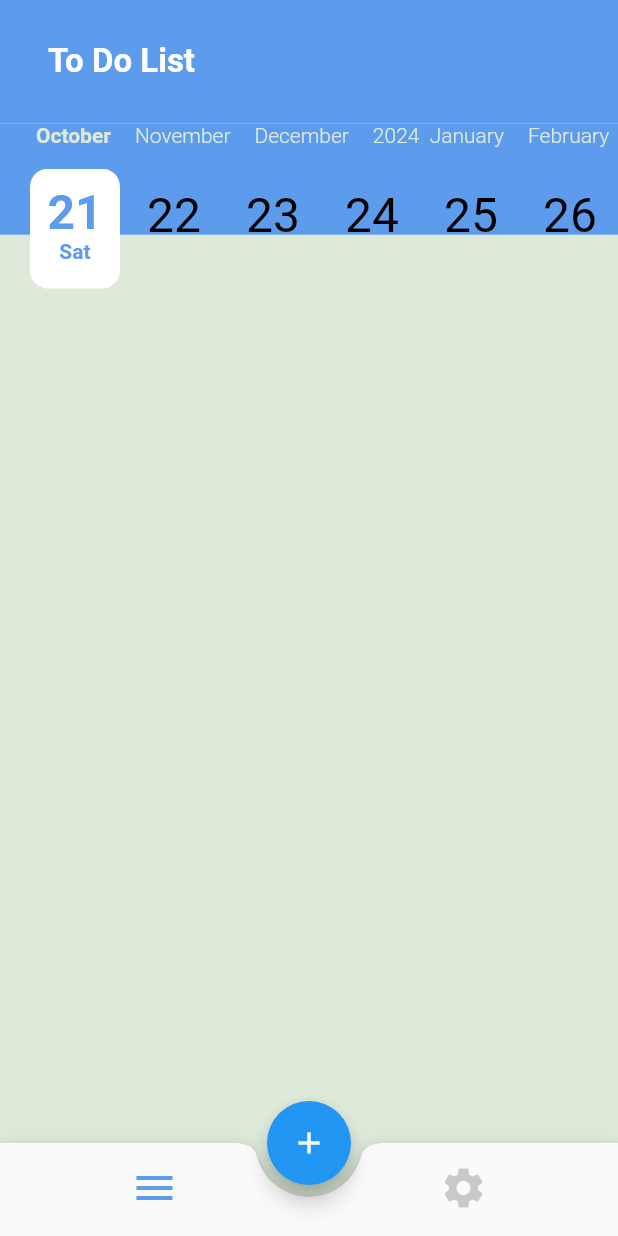
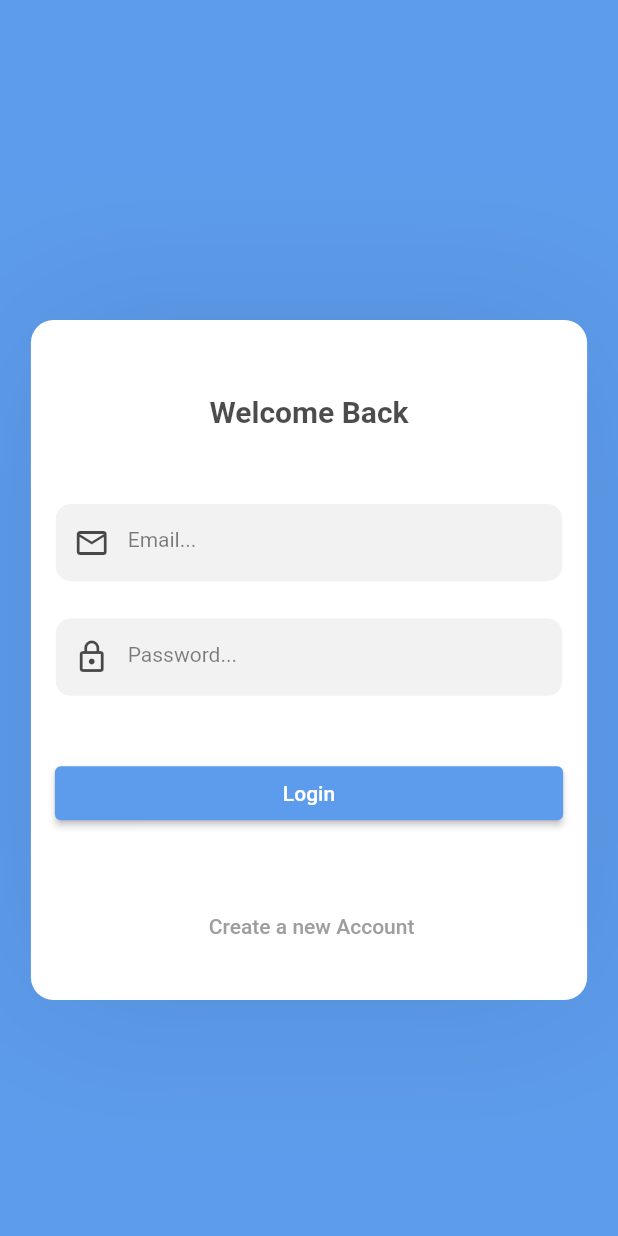
Before and after one commit to mohamedrabia1/to_do, a Flutter app: the screen it shows after launch, on a phone screen of 412 x 824 dp. Run offline on Flutter 3.47's test engine with Material 2 defaults, Android fonts, the phone set to English and light mode, and no system bars; drawn by our look-alikes of calendar_timeline; our stand-ins replace cloud_firestore, firebase_auth, firebase_core, flutter_slidable; accounts and stored records are empty.

```diff
--- a/lib/main.dart
+++ b/lib/main.dart
@@ -2,6 +2,8 @@ import 'package:cloud_firestore/cloud_firestore.dart';
 import 'package:firebase_core/firebase_core.dart';
 import 'package:flutter/material.dart';
 import 'package:to_do/ui/provider/list_provider.dart';
+import 'package:to_do/ui/screens/auth/login/login_screen.dart';
+import 'package:to_do/ui/screens/auth/register/register_screen.dart';
 import 'package:to_do/ui/screens/home/home_screen.dart';
 import 'package:to_do/ui/screens/splash/splash_screen.dart';
 import 'package:to_do/ui/utilits/app_theme.dart';
@@ -12,7 +14,7 @@ void main() async {
   await Firebase.initializeApp();
   FirebaseFirestore.instance.settings =
       Settings(cacheSizeBytes: Settings.CACHE_SIZE_UNLIMITED);
-  await FirebaseFirestore.instance.disableNetwork();
+  // await FirebaseFirestore.instance.disableNetwork();
   runApp(
       ChangeNotifierProvider(
         create: (_) {
@@ -28,10 +30,13 @@ class MyApp extends StatelessWidget {
       theme: AppTheme.lightTheme,
       darkTheme: AppTheme.darkTheme,
       routes: {
+        LoginScreen.routeName: (_) => LoginScreen(),
+        RegisterScreen.routeName: (_) =>  RegisterScreen(),
         HomeScreen.routeName: (_) => HomeScreen(),
         SplashScreen.routeName: (_) => SplashScreen()
+
       },
-      initialRoute: SplashScreen.routeName,
+      initialRoute:SplashScreen.routeName,
 
 
     );
--- /dev/null
+++ b/lib/models/app_user.dart
@@ -0,0 +1,41 @@
+import 'package:cloud_firestore/cloud_firestore.dart';
+
+class AppUser{
+  static const collectionName = "users";
+  static AppUser? currentUser;
+  String? id;
+  String? email;
+  String? username;
+
+  AppUser({required this.id,required this.email,required this.username});
+
+  AppUser.fromJson(Map json){
+    id = json["id"];
+    email = json["email"];
+    username = json["username"];
+
+  }
+
+  Map<String , Object?> toJson(){
+    return {
+      "id" : id,
+      "email" : email,
+      "username" : username,
+    };
+  }
+
+  static CollectionReference<AppUser> collection(){
+    return FirebaseFirestore.instance.collection(AppUser.collectionName).
+      withConverter<AppUser>(
+     fromFirestore: (snapshot ,_){
+      Map json = snapshot.data() as Map;
+      AppUser user = AppUser.fromJson(json);
+      return user;
+    },
+    toFirestore: (user,_){
+      return user.toJson();
+    }
+);
+  }
+
+}
--- a/lib/ui/provider/list_provider.dart
+++ b/lib/ui/provider/list_provider.dart
@@ -1,6 +1,7 @@
 import 'package:cloud_firestore/cloud_firestore.dart';
 import 'package:flutter/material.dart';
 
+import '../../models/app_user.dart';
 import '../../models/todo_dm.dart';
 
 class ListProvider extends ChangeNotifier{
@@ -8,7 +9,8 @@ class ListProvider extends ChangeNotifier{
   DateTime seletedDate = DateTime.now();
   refreshTodosList()async{
     CollectionReference<TodoDM> todosCollection =
-    FirebaseFirestore.instance.collection("todos").withConverter<TodoDM>(
+    AppUser.collection().doc(AppUser.currentUser!.id).collection("todos")
+        .withConverter<TodoDM>(
         fromFirestore: (docSnapshot , _){
           Map json = docSnapshot.data() as Map;
           TodoDM todo = TodoDM.fromJson(json);
--- /dev/null
+++ b/lib/ui/screens/auth/login/login_screen.dart
@@ -0,0 +1,181 @@
+import 'package:cloud_firestore/cloud_firestore.dart';
+import 'package:firebase_auth/firebase_auth.dart';
+import 'package:flutter/material.dart';
+import 'package:flutter/services.dart';
+import 'package:to_do/ui/screens/auth/register/register_screen.dart';
+import 'package:to_do/ui/screens/home/home_screen.dart';
+import 'package:to_do/ui/utilits/app_assets.dart';
+import 'dart:ui';
+import 'package:to_do/ui/utilits/app_color.dart';
+import '../../../../models/app_user.dart';
+import '../../../utilits/dialog_utilits.dart';
+
+
+
+class LoginScreen extends StatefulWidget {
+  static const routeName = "login";
+
+
+  @override
+  _LoginScreenState createState() => _LoginScreenState();
+}
+
+class _LoginScreenState extends State<LoginScreen>
+    with SingleTickerProviderStateMixin {
+  late AnimationController _controller;
+  late Animation<double> _opacity;
+  TextEditingController emailController = TextEditingController();
+  TextEditingController passwordController = TextEditingController();
+
+  @override
+  void initState() {
+    _controller = AnimationController(
+      vsync: this,
+      duration: Duration(seconds: 3),
+    );
+
+    _opacity = Tween<double>(begin: 0, end: 1).animate(
+      CurvedAnimation(
+        parent: _controller,
+        curve: Curves.ease,
+      ),
+    )..addListener(() {
+      setState(() {});
+    });
+
+
+    _controller.forward();
+    super.initState();
+  }
+
+  @override
+  void dispose() {
+    _controller.dispose();
+    super.dispose();
+  }
+
+  @override
+  Widget build(BuildContext context) {
+    Size size = MediaQuery.of(context).size;
+    return Scaffold(
+      appBar: AppBar(
+        backgroundColor: AppColor.primaryColor,
+        elevation: 0,
+      ),
+      body: SizedBox(
+        height: size.height,
+        child: Container(
+          decoration: BoxDecoration(
+            color: AppColor.primaryColor
+          ),
+          alignment: Alignment.center,
+          child: Opacity(
+            opacity: _opacity.value,
+            child: Container(
+              width: size.width * .9,
+              height: size.width * 1.1,
+              decoration: BoxDecoration(
+                color: AppColor.white,
+                borderRadius: BorderRadius.circular(15),
+                boxShadow: [
+                  BoxShadow(
+                    color: Colors.black.withOpacity(.1),
+                    blurRadius: 90,
+                  ),
+                ],
+              ),
+              child: Column(
+                mainAxisAlignment: MainAxisAlignment.spaceEvenly,
+                children: [
+                  SizedBox(),
+                  Text(
+                    'Welcome Back',
+                    style: TextStyle(
+                      fontSize: 20,
+                      fontWeight: FontWeight.w600,
+                      color: Colors.black.withOpacity(.7),
+                    ),
+                  ),
+                  SizedBox(),
+                  component(Icons.email_outlined, 'Email...',emailController),
+                  component(Icons.lock_outline, 'Password...',passwordController),
+                  Padding(
+                    padding: const EdgeInsets.all(16),
+                    child: Column(
+                      crossAxisAlignment: CrossAxisAlignment.stretch,
+                      children: [
+                        ElevatedButton(onPressed: (){
+                          login();
+                        }, child: Text("Login"),
+                        style: ButtonStyle(backgroundColor: MaterialStatePropertyAll(AppColor.primaryColor) ),),
+                      ],
+                    ),
+                  ),
+                  TextButton(onPressed:(){
+                    Navigator.pushNamed(context, RegisterScreen.routeName);}
+                    , child:Text(" Create a new Account",style: TextStyle(color: Colors.grey),))
+                ],
+              ),
+            ),
+          ),
+        ),
+      ),
+    );
+  }
+
+  Widget component(
+      IconData icon, String hintText, TextEditingController controller) {
+    Size size = MediaQuery.of(context).size;
+    return Container(
+      height: size.width / 8,
+      width: size.width / 1.22,
+      alignment: Alignment.center,
+      padding: EdgeInsets.only(right: size.width / 30),
+      decoration: BoxDecoration(
+
+        color: Colors.black.withOpacity(.05),
+        borderRadius: BorderRadius.circular(10),
+      ),
+      child: TextField(
+        controller: controller,
+        style: TextStyle(color: Colors.black.withOpacity(.8)),
+        decoration: InputDecoration(
+          prefixIcon: Icon(
+            icon,
+            color: Colors.black.withOpacity(.7),
+          ),
+          border: InputBorder.none,
+          hintMaxLines: 1,
+          hintText: hintText,
+          hintStyle:
+          TextStyle(fontSize: 14, color: Colors.black.withOpacity(.5)),
+        ),
+      ),
+    );
+  }
+  void login() async{
+    try{
+      showLoading(context);
+      UserCredential userCredential =
+      await FirebaseAuth.instance.signInWithEmailAndPassword(
+          email: emailController.text,
+          password: passwordController.text);
+      AppUser curentUser = await getUserFromFireStore(userCredential.user!.uid);
+     AppUser.currentUser = curentUser;
+      hideLoading(context);
+      Navigator.pushReplacementNamed(context, HomeScreen.routeName);
+    }on FirebaseAuthException catch(e){
+      hideLoading(context);
+      showErrorDialog(context, e.message
+          ?? "Something went wrong. Please try again later!");
+
+    }
+
+  }
+  Future<AppUser> getUserFromFireStore(String id) async{
+    CollectionReference<AppUser> userCollectionReference = AppUser.collection();
+    DocumentSnapshot<AppUser> documentSnapshot = await userCollectionReference.doc(id).get();
+  return documentSnapshot.data()!;
+  }
+
+}
--- a/lib/ui/screens/splash/splash_screen.dart
+++ b/lib/ui/screens/splash/splash_screen.dart
@@ -1,4 +1,5 @@
 import 'package:flutter/material.dart';
+import 'package:to_do/ui/screens/auth/login/login_screen.dart';
 import 'package:to_do/ui/screens/home/home_screen.dart';
 import 'package:to_do/ui/utilits/app_assets.dart';
 
@@ -15,7 +16,7 @@ class _SplashScreenState extends State<SplashScreen> {
   void initState() {
     super.initState();
     Future.delayed(Duration(seconds: 3),(){
-      Navigator.pushReplacementNamed(context, HomeScreen.routeName);
+      Navigator.pushReplacementNamed(context, LoginScreen.routeName);
     });
   }
   @override
--- a/lib/ui/utilits/app_assets.dart
+++ b/lib/ui/utilits/app_assets.dart
@@ -1,4 +1,5 @@
 abstract class AppAssets {
   static const imagePath = "assets/images/";
   static const splash = "${imagePath}splash.png";
+  static const icTodo = "${imagePath}ic_logo_todo.png";
 }
--- a/lib/ui/utilits/app_theme.dart
+++ b/lib/ui/utilits/app_theme.dart
@@ -17,6 +17,7 @@ abstract class AppTheme{
      scaffoldBackgroundColor: AppColor.accentColor,
     primaryColor: AppColor.primaryColor,
     appBarTheme: AppBarTheme(
+      iconTheme: IconThemeData(color: AppColor.black),
       color: AppColor.primaryColor,
       elevation: 0,
       titleTextStyle: appBarTextStyle
```
Also changed, not shown: lib/ui/screens/auth/register/register_screen.dart (added, +189 -0 lines), lib/ui/screens/bottom_sheets/add_bottom_sheet.dart (+6 -6 lines), lib/ui/screens/home/tabs/settings/settings_screen.dart (+39 -2 lines), lib/ui/utilits/dialog_utilits.dart (added, +43 -0 lines), assets/images/ic_logo_todo.png (added).
